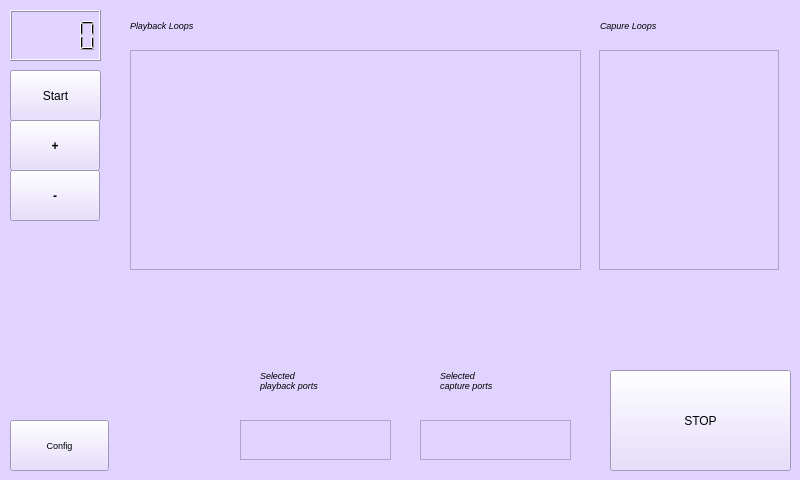
Before: the Qt Designer form mainwindow.ui in fredericabry/raspiloop, drawn with Qt 5.
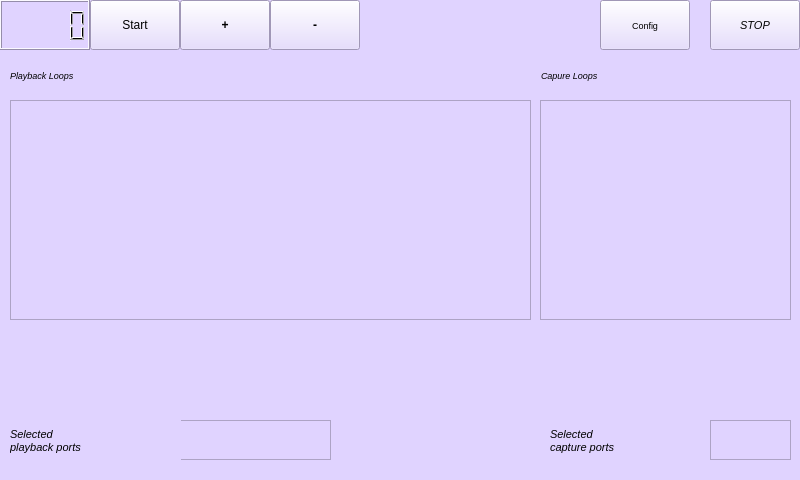
After: the same form once the commit is applied.

The edit to the form file:
```diff
--- a/mainwindow.ui
+++ b/mainwindow.ui
@@ -32,27 +32,34 @@
    <widget class="QTextBrowser" name="playLoopList">
     <property name="geometry">
      <rect>
-      <x>130</x>
-      <y>50</y>
-      <width>451</width>
+      <x>10</x>
+      <y>100</y>
+      <width>521</width>
       <height>220</height>
      </rect>
     </property>
     <property name="font">
      <font>
-      <pointsize>7</pointsize>
+      <pointsize>9</pointsize>
+      <italic>false</italic>
      </font>
     </property>
    </widget>
    <widget class="QPushButton" name="bstop">
     <property name="geometry">
      <rect>
-      <x>610</x>
-      <y>370</y>
-      <width>181</width>
-      <height>101</height>
+      <x>710</x>
+      <y>0</y>
+      <width>90</width>
+      <height>50</height>
      </rect>
     </property>
+    <property name="font">
+     <font>
+      <pointsize>8</pointsize>
+      <italic>true</italic>
+     </font>
+    </property>
     <property name="text">
      <string>STOP</string>
     </property>
@@ -60,20 +67,20 @@
    <widget class="QLCDNumber" name="lcdClick">
     <property name="geometry">
      <rect>
-      <x>10</x>
-      <y>10</y>
-      <width>91</width>
-      <height>51</height>
+      <x>0</x>
+      <y>0</y>
+      <width>90</width>
+      <height>50</height>
      </rect>
     </property>
    </widget>
    <widget class="QPushButton" name="bClickUp">
     <property name="geometry">
      <rect>
-      <x>10</x>
-      <y>120</y>
+      <x>180</x>
+      <y>0</y>
       <width>90</width>
-      <height>51</height>
+      <height>50</height>
      </rect>
     </property>
     <property name="font">
@@ -89,10 +96,10 @@
    <widget class="QPushButton" name="bClickDown">
     <property name="geometry">
      <rect>
-      <x>10</x>
-      <y>170</y>
+      <x>270</x>
+      <y>0</y>
       <width>90</width>
-      <height>51</height>
+      <height>50</height>
      </rect>
     </property>
     <property name="font">
@@ -108,10 +115,10 @@
    <widget class="QPushButton" name="bClick">
     <property name="geometry">
      <rect>
-      <x>10</x>
-      <y>70</y>
-      <width>91</width>
-      <height>51</height>
+      <x>90</x>
+      <y>0</y>
+      <width>90</width>
+      <height>50</height>
      </rect>
     </property>
     <property name="font">
@@ -129,10 +136,10 @@
    <widget class="QPushButton" name="bConfig">
     <property name="geometry">
      <rect>
-      <x>10</x>
-      <y>420</y>
-      <width>99</width>
-      <height>51</height>
+      <x>600</x>
+      <y>0</y>
+      <width>90</width>
+      <height>50</height>
      </rect>
     </property>
     <property name="font">
@@ -148,7 +155,7 @@
    <widget class="QTextBrowser" name="consolePlayback">
     <property name="geometry">
      <rect>
-      <x>240</x>
+      <x>180</x>
       <y>420</y>
       <width>151</width>
       <height>40</height>
@@ -156,39 +163,39 @@
     </property>
     <property name="font">
      <font>
-      <pointsize>7</pointsize>
-      <italic>true</italic>
+      <pointsize>9</pointsize>
+      <italic>false</italic>
      </font>
     </property>
    </widget>
    <widget class="QTextBrowser" name="consoleCapture">
     <property name="geometry">
      <rect>
-      <x>420</x>
+      <x>710</x>
       <y>420</y>
-      <width>151</width>
+      <width>81</width>
       <height>40</height>
      </rect>
     </property>
     <property name="font">
      <font>
-      <pointsize>7</pointsize>
-      <italic>true</italic>
+      <pointsize>9</pointsize>
+      <italic>false</italic>
      </font>
     </property>
    </widget>
    <widget class="QLabel" name="label_2">
     <property name="geometry">
      <rect>
-      <x>260</x>
-      <y>350</y>
-      <width>131</width>
+      <x>10</x>
+      <y>410</y>
+      <width>171</width>
       <height>61</height>
      </rect>
     </property>
     <property name="font">
      <font>
-      <pointsize>7</pointsize>
+      <pointsize>8</pointsize>
       <italic>true</italic>
      </font>
     </property>
@@ -200,15 +207,15 @@
    <widget class="QLabel" name="label_3">
     <property name="geometry">
      <rect>
-      <x>440</x>
-      <y>350</y>
+      <x>550</x>
+      <y>410</y>
       <width>131</width>
       <height>61</height>
      </rect>
     </property>
     <property name="font">
      <font>
-      <pointsize>7</pointsize>
+      <pointsize>8</pointsize>
       <italic>true</italic>
      </font>
     </property>
@@ -220,23 +227,24 @@
    <widget class="QTextBrowser" name="captureLoopList">
     <property name="geometry">
      <rect>
-      <x>599</x>
-      <y>50</y>
-      <width>180</width>
+      <x>540</x>
+      <y>100</y>
+      <width>251</width>
       <height>220</height>
      </rect>
     </property>
     <property name="font">
      <font>
-      <pointsize>7</pointsize>
+      <pointsize>9</pointsize>
+      <italic>false</italic>
      </font>
     </property>
    </widget>
    <widget class="QLabel" name="label_4">
     <property name="geometry">
      <rect>
-      <x>130</x>
-      <y>10</y>
+      <x>10</x>
+      <y>60</y>
       <width>141</width>
       <height>31</height>
      </rect>
@@ -254,8 +262,8 @@
    <widget class="QLabel" name="label_5">
     <property name="geometry">
      <rect>
-      <x>600</x>
-      <y>10</y>
+      <x>541</x>
+      <y>60</y>
       <width>141</width>
       <height>31</height>
      </rect>
```
